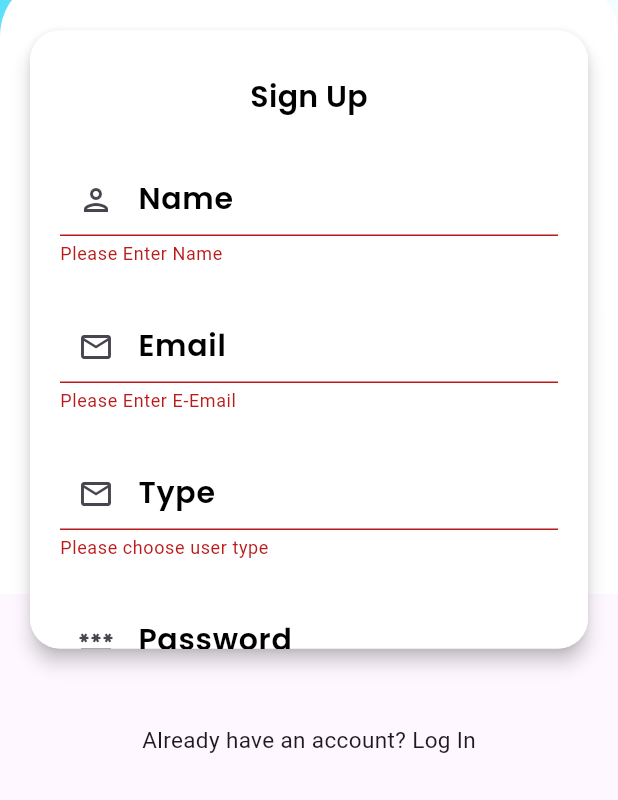
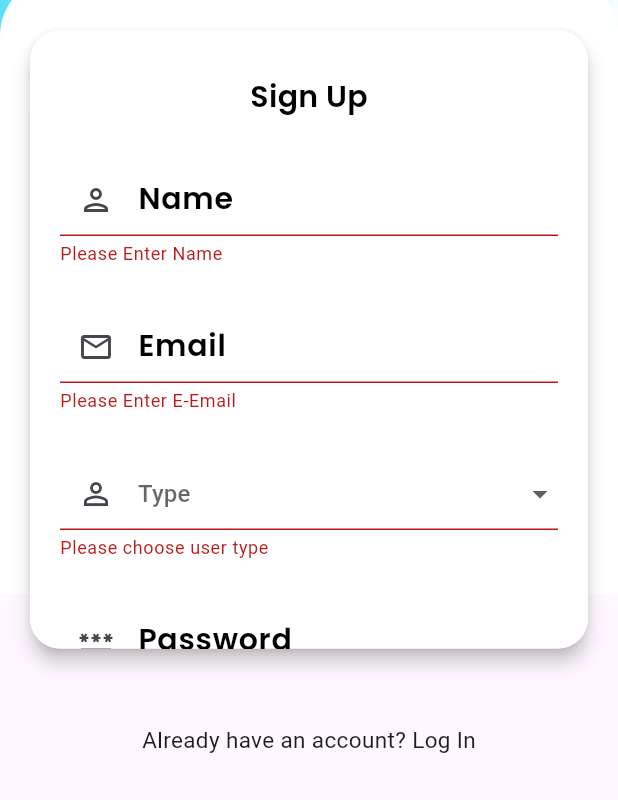
Before and after one commit to cifarisu/aquapro, a Flutter app: the SignUp screen opened directly, after a tap on "SIGN UP", on a phone screen of 412 x 824 dp, the part 436-1236 px from its top. Run offline on Flutter 3.47's test engine with Material 3 defaults, Android fonts, the phone set to English and light mode, and no system bars; our stand-ins replace cloud_firestore, datetime_picker_formfield, firebase_auth, firebase_core, flutter_svg, google_maps_flutter and 1 more; missing offline and left inert: flutter_polyline_points; accounts and stored records are empty; network calls fail.

Commit message:
signup tweaks and will do backend tom for cus

```diff
--- a/lib/main.dart
+++ b/lib/main.dart
@@ -51,7 +51,7 @@ class MyApp extends StatelessWidget {
           colorScheme: ColorScheme.fromSeed(seedColor: Colors.deepPurple),
           useMaterial3: true,
         ),
-        home: cusNavbar()
+        home: SignUp()
     );
   }
 }
--- a/lib/pages/signup.dart
+++ b/lib/pages/signup.dart
@@ -5,8 +5,7 @@ import 'package:aquapro/pages/login.dart';
 import 'package:aquapro/widget/widget_support.dart';
 import 'package:firebase_auth/firebase_auth.dart';
 import 'package:flutter/material.dart';
-
-
+import 'package:cloud_firestore/cloud_firestore.dart';
 
 class SignUp extends StatefulWidget {
   const SignUp({super.key});
@@ -17,13 +16,13 @@ class SignUp extends StatefulWidget {
 
 class _SignUpState extends State<SignUp> {
 
-  String email="", password="", name="", type="df";
-
+  String email="", password="", name="";
+  String? selectedType;
+  List<String> userTypes = ['Owner', 'Rider', 'Customer'];
 
   TextEditingController namecontroller = TextEditingController();
   TextEditingController passwordcontroller = TextEditingController();
   TextEditingController mailcontroller = TextEditingController();
-  TextEditingController typecontroller = TextEditingController();
 
   final _formkey=GlobalKey<FormState>();
 
@@ -31,6 +30,16 @@ registration() async {
     if (password != null) {
       try {
         UserCredential userCredential = await FirebaseAuth.instance.createUserWithEmailAndPassword(email: email, password: password);
+
+        // After successful registration, update the user profile with the name
+        await FirebaseAuth.instance.currentUser!.updateDisplayName(name);
+
+        // Then, you can store the user's name in your Firestore database
+        // Use the selectedType as the collection name
+        await FirebaseFirestore.instance.collection(selectedType!).doc(userCredential.user!.uid).set({
+          'name': name,
+          // add any more user info you need
+        });
 
         ScaffoldMessenger.of(context).showSnackBar((SnackBar(
             backgroundColor: Colors.redAccent,
@@ -58,9 +67,6 @@ registration() async {
       }
     }
   }
-
-
-
 
 
   @override
@@ -134,15 +140,30 @@ registration() async {
                         const SizedBox(
                           height:30,
                         ),
-                        TextFormField(
-                           controller: typecontroller,
-                          validator: (value){
-                            if(value==null || value.isEmpty){
+                        DropdownButtonFormField(
+                          value: selectedType,
+                          items: userTypes.map((String value) {
+                            return DropdownMenuItem<String>(
+                              value: value,
+                              child: Text(value),
+                            );
+                          }).toList(),
+                          onChanged: (String? newValue) {
+                            setState(() {
+                              selectedType = newValue;
+                            });
+                          },
+                          validator: (value) {
+                            if (value == null || value.isEmpty) {
                               return 'Please choose user type';
                             }
                             return null;
                           },
-                          decoration: InputDecoration(hintText: 'Type', hintStyle: AppWidget.boldTextFieldStyle(), prefixIcon: const Icon(Icons.email_outlined)),
+                          decoration: InputDecoration(
+                            hintText: 'Type',
+                            hintStyle: AppWidget.boldTextFieldStyle(),
+                            prefixIcon: const Icon(Icons.person_outline),
+                          ),
                         ),
                         const SizedBox(
                           height:30,
@@ -164,7 +185,6 @@ registration() async {
                             if(_formkey.currentState!.validate()){
                               setState(() {
                                 email=mailcontroller.text;
-                                type=typecontroller.text;
                                 name=namecontroller.text;
                                 password=passwordcontroller.text;
 
```
Lines whose indentation alone changed are shown as unchanged.
